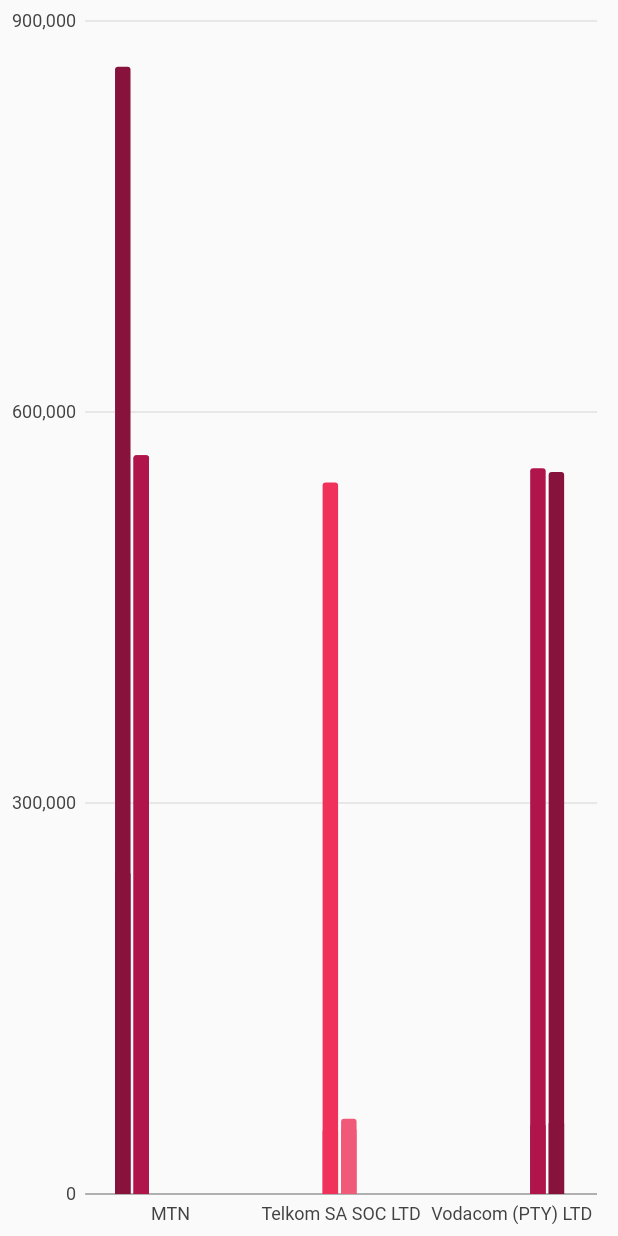
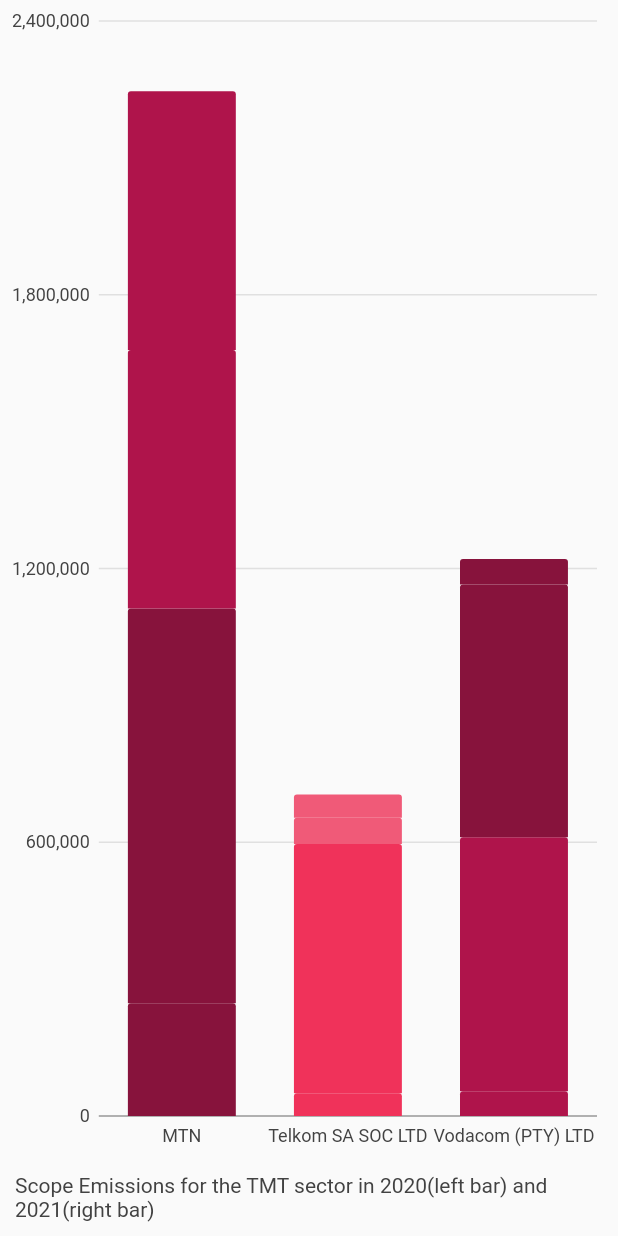
Before and after one commit to Nsuku0/absa_ecg_dashboard, a Flutter app: the TMTChart widget shown alone on an empty page, opened directly, on a phone screen of 412 x 824 dp. Run offline on Flutter 3.47's test engine with Material 2 defaults, Android fonts, the phone set to English and light mode, and no system bars; our stand-ins replace charts_flutter, syncfusion_flutter_charts; missing offline and left inert: pretty_gauge.

```diff
--- a/lib/bar_charts/charts/tmt_chart.dart
+++ b/lib/bar_charts/charts/tmt_chart.dart
@@ -6,93 +6,103 @@ class TMTChart extends StatelessWidget {
   List<charts.Series> seriesList = _createSampleData();
   final bool animate = true;
 
-  TMTChart({Key? key}) : super(key: key);
+  TMTChart();
 
   factory TMTChart.withSampleData() {
-    return TMTChart();
+    return new TMTChart();
   }
 
   @override
   Widget build(BuildContext context) {
-    return charts.BarChart(
+    return new charts.BarChart(
       seriesList = _createSampleData(),
       animate: animate,
-      //barGroupingType: charts.BarGroupingType.stacked,
+      barGroupingType: charts.BarGroupingType.stacked,
       // Add the series legend behavior to the chart to turn on series legends.
       // By default the legend will display above the chart.
-      //behaviors: [charts.SeriesLegend()],
+      defaultRenderer: charts.BarRendererConfig(
+          cornerStrategy: const charts.ConstCornerStrategy(2)),
+
+      behaviors: [
+        charts.ChartTitle(
+            'Scope Emissions for the TMT sector in 2020(left bar) and 2021(right bar)',
+            behaviorPosition: charts.BehaviorPosition.bottom,
+            titleStyleSpec:   const charts.TextStyleSpec(fontSize: 14,),
+            titleOutsideJustification:
+            charts.OutsideJustification.middleDrawArea),
+      ],
     );
   }
 
   /// Create series list with multiple series
   static List<charts.Series<Emissions, String>> _createSampleData() {
     final mtn_2020 = [
-      Emissions('MTN', 247385), //1 2020
-      Emissions('MTN', 864865), //2 2020
+      new Emissions('MTN', 247385), //1 2020
+      new Emissions('MTN', 864865), //2 2020
     ];
 
     final mtn_2021 = [
-      Emissions('MTN', 566785), //1 2021
-      Emissions('MTN', 566785), //2 2021
+      new Emissions('MTN', 566785), //1 2021
+      new Emissions('MTN', 566785), //2 2021
     ];
 
     final telkom_2020 = [
-      Emissions('Telkom SA SOC LTD', 50101), //1 2020
-      Emissions('Telkom SA SOC LTD', 546000), //2 2020
+      new Emissions('Telkom SA SOC LTD', 50101), //1 2020
+      new Emissions('Telkom SA SOC LTD', 546000), //2 2020
     ];
 
     final telkom_2021 = [
-      Emissions('Telkom SA SOC LTD', 57825), //1 2021
-      Emissions('Telkom SA SOC LTD', 50695), //2 2021
+      new Emissions('Telkom SA SOC LTD', 57825), //1 2021
+      new Emissions('Telkom SA SOC LTD', 50695), //2 2021
     ];
 
     final vodacom_2020 = [
-      Emissions('Vodacom (PTY) LTD', 54070), //1 2020
-      Emissions('Vodacom (PTY) LTD', 556822), //2 2020
+      new Emissions('Vodacom (PTY) LTD', 54070), //1 2020
+      new Emissions('Vodacom (PTY) LTD', 556822), //2 2020
     ];
 
     final vodacom_2021 = [
-      Emissions('Vodacom (PTY) LTD', 553982), //1 2021
-      Emissions('Vodacom (PTY) LTD', 55757), //2 2021
+      new Emissions('Vodacom (PTY) LTD', 553982), //1 2021
+      new Emissions('Vodacom (PTY) LTD', 55757), //2 2021
     ];
 
     return [
-      charts.Series<Emissions, String>(
+      new charts.Series<Emissions, String>(
         id: 'MTN (2020)',
         colorFn: (_, __) => charts.ColorUtil.fromDartColor(pinks[0]),
         domainFn: (Emissions emission, _) => emission.name,
         measureFn: (Emissions emission, _) => emission.emissions,
         data: mtn_2020,
       ),
-      charts.Series<Emissions, String>(
+      new charts.Series<Emissions, String>(
         id: 'MTN (2020)',
         colorFn: (_, __) => charts.ColorUtil.fromDartColor(pinks[1]),
         domainFn: (Emissions emission, _) => emission.name,
         measureFn: (Emissions emission, _) => emission.emissions,
         data: mtn_2021,
       ),
-      charts.Series<Emissions, String>(
+      new charts.Series<Emissions, String>(
         id: 'Telkom (2020)',
         colorFn: (_, __) => charts.ColorUtil.fromDartColor(pinks[2]),
         domainFn: (Emissions emission, _) => emission.name,
         measureFn: (Emissions emission, _) => emission.emissions,
         data: telkom_2020,
       ),
-      charts.Series<Emissions, String>(
+      new charts.Series<Emissions, String>(
         id: 'Telkom (2021)',
         colorFn: (_, __) => charts.ColorUtil.fromDartColor(pinks[3]),
         domainFn: (Emissions emission, _) => emission.name,
         measureFn: (Emissions emission, _) => emission.emissions,
         data: telkom_2021,
       ),
-      charts.Series<Emissions, String>(
+      new charts.Series<Emissions, String>(
         id: 'Vodacom (2020)',
         colorFn: (_, __) => charts.ColorUtil.fromDartColor(pinks[1]),
         domainFn: (Emissions emission, _) => emission.name,
         measureFn: (Emissions emission, _) => emission.emissions,
         data: vodacom_2020,
       ),
-      charts.Series<Emissions, String>(
+      new charts.Series<Emissions, String>(
         id: 'Vodacom (2021)',
         colorFn: (_, __) => charts.ColorUtil.fromDartColor(pinks[0]),
         domainFn: (Emissions emission, _) => emission.name,
```
